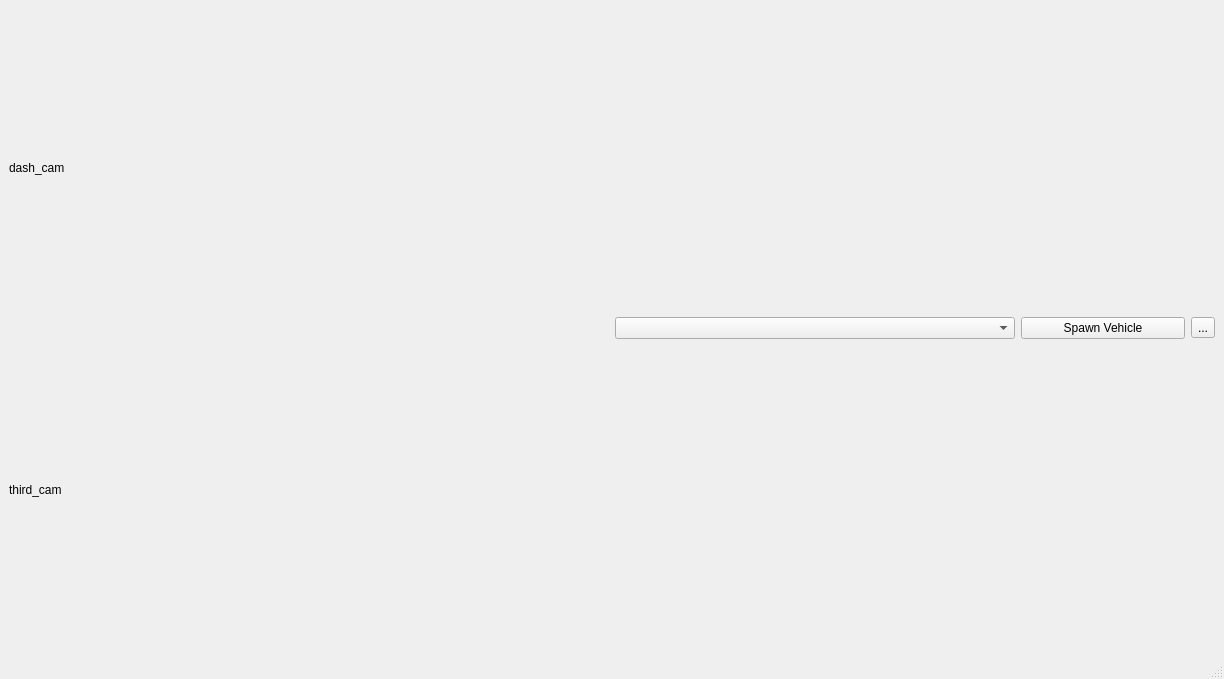
goagain/Alset, file monitor/res/UI/MainApplication.ui: the form before one commit.
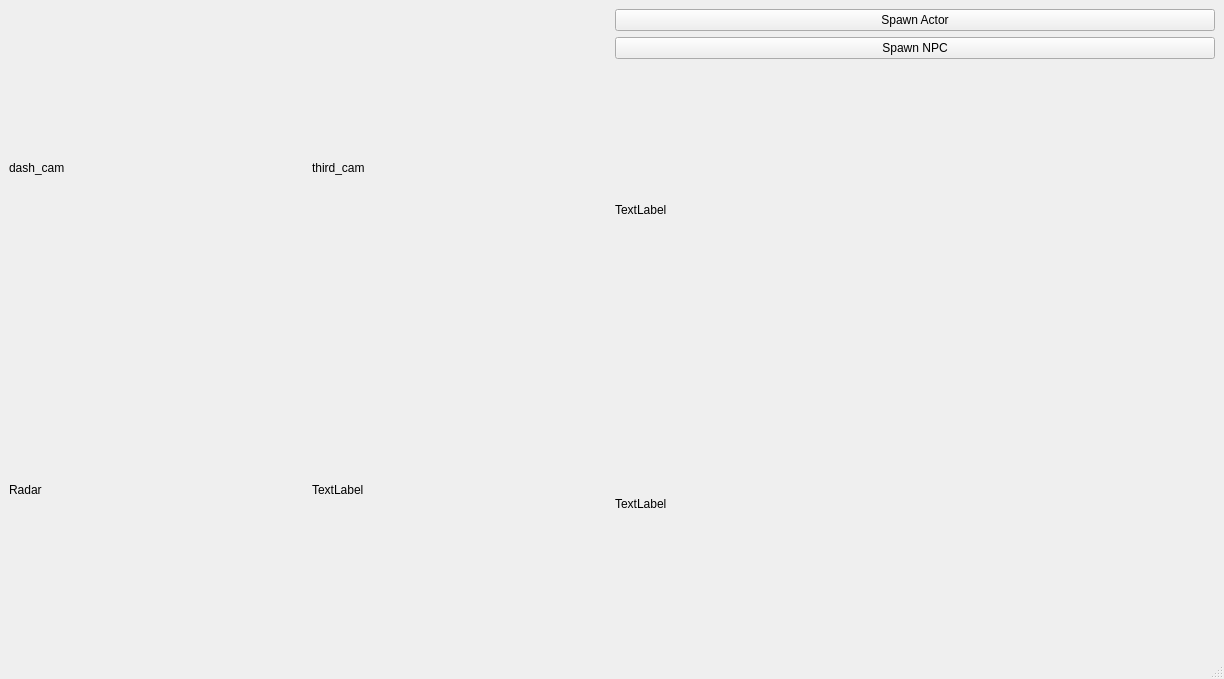
The form after the commit.

Diff of the .ui file:
```diff
--- a/monitor/res/UI/MainApplication.ui
+++ b/monitor/res/UI/MainApplication.ui
@@ -16,55 +16,69 @@
   <widget class="QWidget" name="centralwidget">
    <layout class="QHBoxLayout" name="horizontalLayout_2">
     <item>
-     <layout class="QVBoxLayout" name="verticalLayout_2">
-      <item>
+     <layout class="QGridLayout" name="graphics">
+      <item row="1" column="0">
        <widget class="QLabel" name="dash_cam">
+        <property name="enabled">
+         <bool>true</bool>
+        </property>
         <property name="text">
          <string>dash_cam</string>
         </property>
        </widget>
       </item>
-      <item>
+      <item row="1" column="1">
        <widget class="QLabel" name="third_cam">
         <property name="text">
          <string>third_cam</string>
         </property>
        </widget>
       </item>
+      <item row="2" column="0">
+       <widget class="QLabel" name="radar">
+        <property name="text">
+         <string>Radar</string>
+        </property>
+       </widget>
+      </item>
+      <item row="2" column="1">
+       <widget class="QLabel" name="unused">
+        <property name="text">
+         <string>TextLabel</string>
+        </property>
+       </widget>
+      </item>
      </layout>
     </item>
     <item>
      <layout class="QVBoxLayout" name="verticalLayout">
       <item>
-       <layout class="QHBoxLayout" name="horizontalLayout">
-        <property name="sizeConstraint">
-         <enum>QLayout::SetDefaultConstraint</enum>
-        </property>
-        <item>
-         <widget class="QComboBox" name="comboBox">
-          <property name="minimumSize">
-           <size>
-            <width>400</width>
-            <height>0</height>
-           </size>
-          </property>
-         </widget>
-        </item>
-        <item>
          <widget class="QPushButton" name="spawnVehicle">
           <property name="text">
-           <string>Spawn Vehicle</string>
+         <string>Spawn Actor</string>
           </property>
          </widget>
         </item>
         <item>
-         <widget class="QToolButton" name="toolButton">
+       <widget class="QPushButton" name="spawnNPC">
           <property name="text">
-           <string>...</string>
+         <string>Spawn NPC</string>
           </property>
          </widget>
         </item>
-       </layout>
+      <item>
+       <widget class="QLabel" name="label_info">
+        <property name="text">
+         <string>TextLabel</string>
+        </property>
+       </widget>
+      </item>
+      <item>
+       <widget class="QLabel" name="label_log">
+        <property name="text">
+         <string>TextLabel</string>
+        </property>
+       </widget>
       </item>
      </layout>
     </item>
```
Lines whose indentation alone changed are shown as unchanged.
